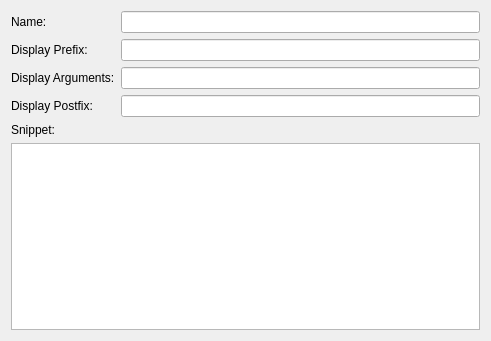
Qt form plugins/snippet/editsnippet.ui (KDE/kdevelop) before a commit.
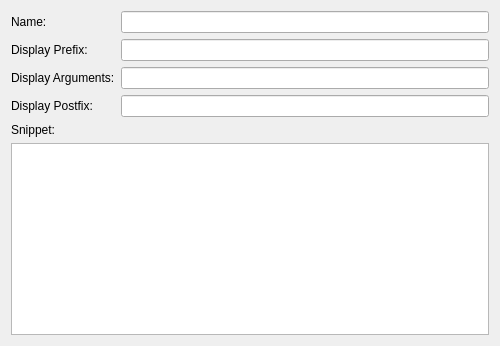
The same form after that commit. Custom widgets are drawn as their Qt base class.

Commit message: make edit dialogs have at least a width of 500

```diff
--- a/plugins/snippet/editsnippet.ui
+++ b/plugins/snippet/editsnippet.ui
@@ -2,13 +2,11 @@
 <ui version="4.0">
  <class>EditSnippetBase</class>
  <widget class="QWidget" name="EditSnippetBase">
-  <property name="geometry">
-   <rect>
-    <x>0</x>
-    <y>0</y>
-    <width>491</width>
-    <height>341</height>
-   </rect>
+  <property name="minimumSize">
+   <size>
+    <width>500</width>
+    <height>0</height>
+   </size>
   </property>
   <layout class="QFormLayout" name="formLayout">
    <item row="0" column="0">
```
The commit also changes 1 other file.
